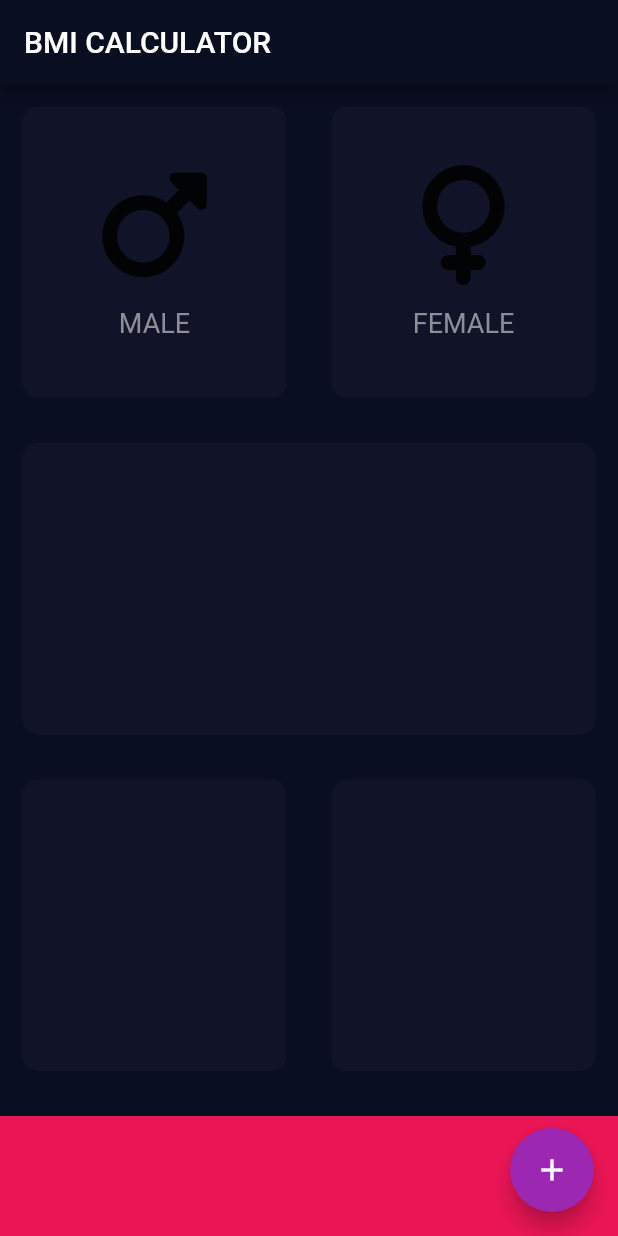
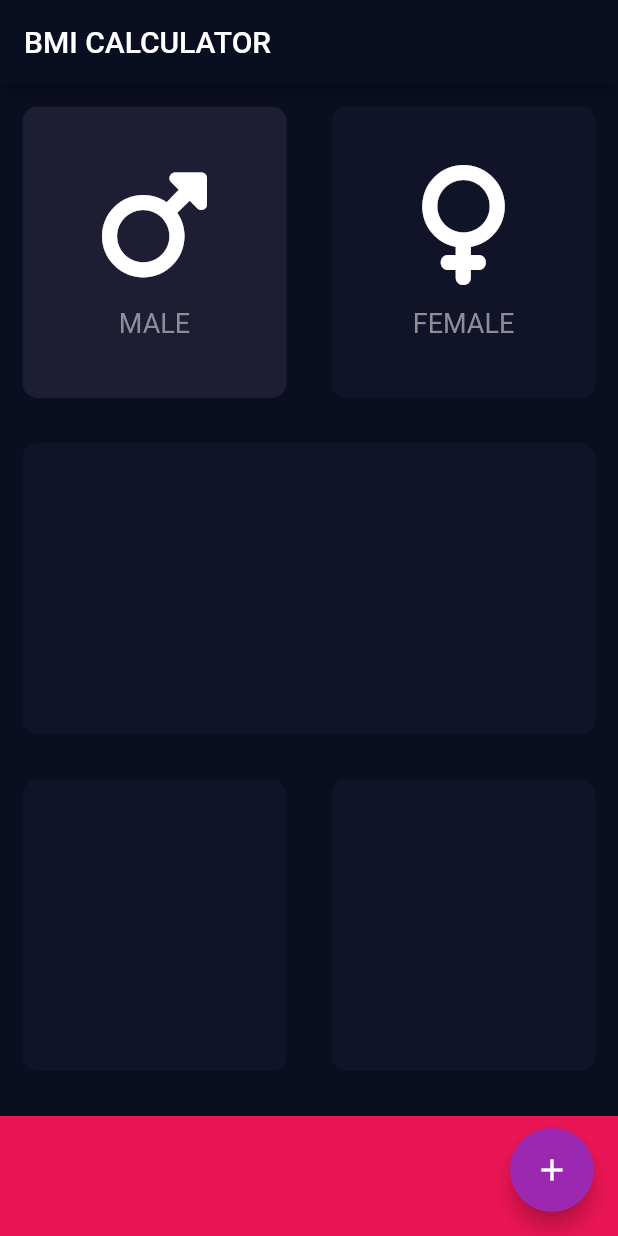
Before and after one commit to deepcodingios/BMI_Calculator, a Flutter app: the screen it shows after launch, after a tap on "MALE", on a phone screen of 412 x 824 dp. Run offline on Flutter 3.47's test engine with Material 2 defaults, Android fonts, the phone set to English and light mode, and no system bars; our stand-ins replace font_awesome_flutter; missing offline and left inert: dart:ffi.

Commit message:
Use of Terinary Operator to highlight the selection

```diff
--- a/lib/inputpage.dart
+++ b/lib/inputpage.dart
@@ -8,12 +8,15 @@ const activeCardBackgroundColor = Color(0xFF1D1E33);
 const inActiveCardBackgroundColor = Color(0xFF111328);
 // const cardBackgroundColor = Colors.redAccent;
 
+enum Gender { male, female }
+
 class InputPage extends StatefulWidget {
   @override
   _InputPageState createState() => _InputPageState();
 }
 
 class _InputPageState extends State<InputPage> {
+  Gender selectedGender;
   Color maleCardColor = inActiveCardBackgroundColor;
   Color femaleCardColor = inActiveCardBackgroundColor;
 
@@ -60,12 +63,14 @@ class _InputPageState extends State<InputPage> {
                     child: GestureDetector(
                       onTap: () {
                         setState(() {
-                          updateColor(1);
+                          selectedGender = Gender.male;
                         });
                         print('Male Button tapped');
                       },
                       child: ReusableCard(
-                        colour: inActiveCardBackgroundColor,
+                        colour: selectedGender == Gender.male
+                            ? activeCardBackgroundColor
+                            : inActiveCardBackgroundColor,
                         cardChild: CardWidget(
                           icon: FontAwesomeIcons.mars,
                           label: 'MALE',
@@ -77,11 +82,13 @@ class _InputPageState extends State<InputPage> {
                     child: GestureDetector(
                       onTap: () {
                         setState(() {
-                          updateColor(2);
+                          selectedGender = Gender.female;
                         });
                       },
                       child: ReusableCard(
-                        colour: inActiveCardBackgroundColor,
+                        colour: selectedGender == Gender.female
+                            ? activeCardBackgroundColor
+                            : inActiveCardBackgroundColor,
                         cardChild: CardWidget(
                           icon: FontAwesomeIcons.venus,
                           label: 'FEMALE',
@@ -142,6 +149,7 @@ class CardWidget extends StatelessWidget {
       children: <Widget>[
         Icon(
           icon,
+          color: Colors.white,
           size: 80.0,
         ),
         SizedBox(
```
